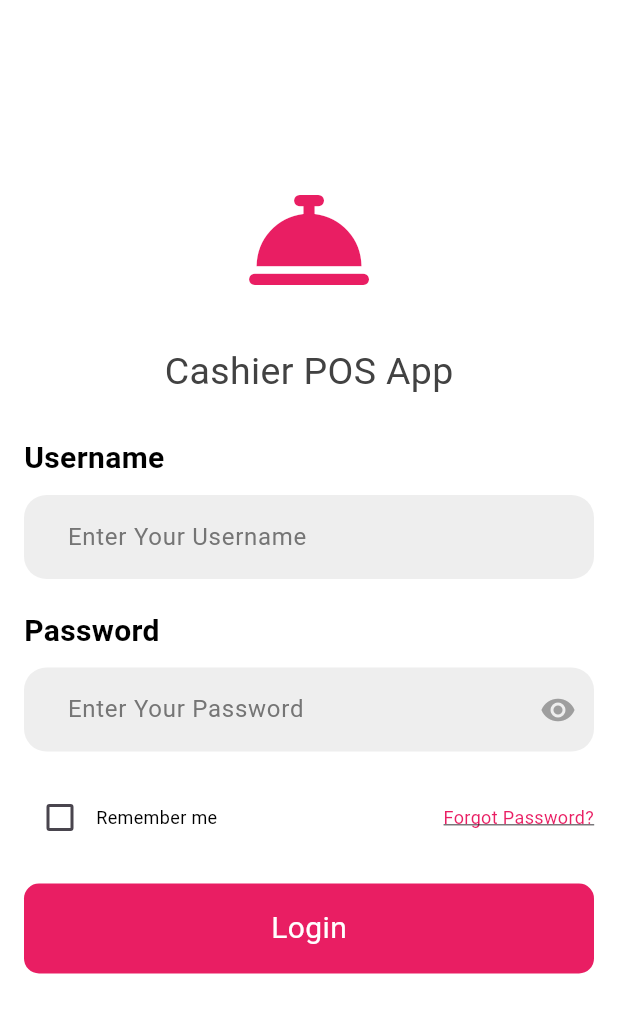
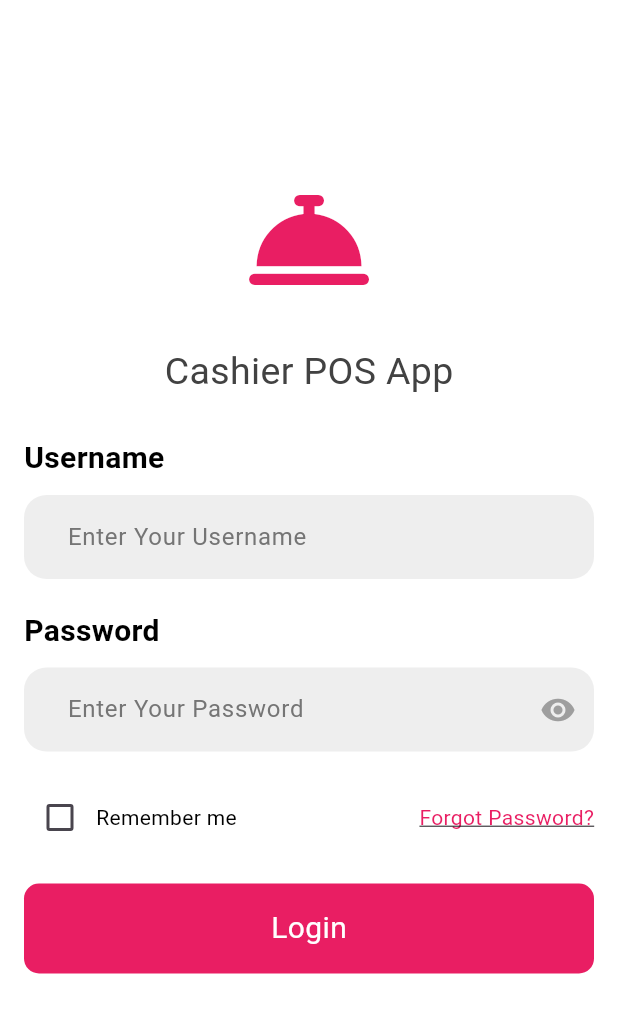
Before and after one commit to aeprodigy/point_of_sale_system, a Flutter app: the screen it shows after launch, on a phone screen of 412 x 824 dp. Shown: the top 1013 px of the screen. Run offline on Flutter 3.47's test engine with Material 3 defaults, Android fonts, the phone set to English and light mode, and no system bars; our stand-ins replace font_awesome_flutter, pdf, printing.

Commit message:
login screen text font edit

```diff
--- a/lib/views/screens/login_screen.dart
+++ b/lib/views/screens/login_screen.dart
@@ -147,7 +147,7 @@ class _LoginScreenState extends State<LoginScreen> {
                                 "Remember me",
                                 style: TextStyle(
                                   color: Colors.black,
-                                  fontSize: 12,
+                                  fontSize: 14,
                                 ),
                               ),
                             ],
@@ -161,7 +161,7 @@ class _LoginScreenState extends State<LoginScreen> {
                               style: TextStyle(
                                 color: Colors.pink,
                                 decoration: TextDecoration.underline,
-                                fontSize: 12,
+                                fontSize: 14,
                               ),
                             ),
                           ),
```
Also changed, not shown: 6 other files.
